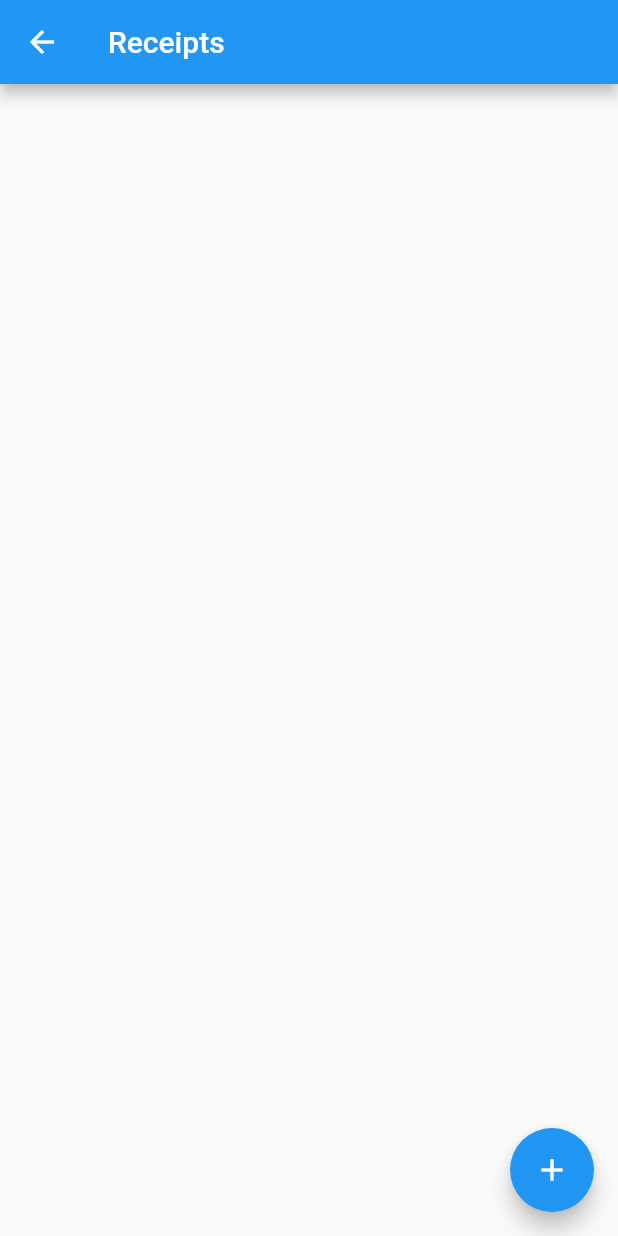
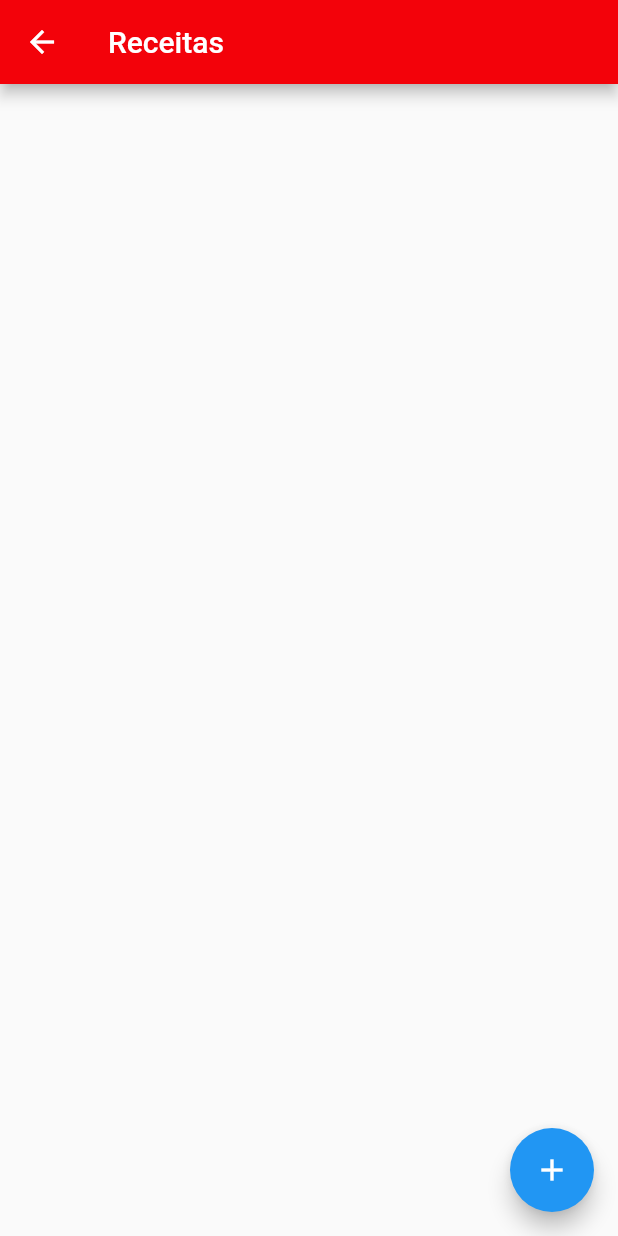
Before and after one commit to NatashaZettler/Full_Kitchen_Provider, a Flutter app: the ReceiptsList screen opened directly, on a phone screen of 412 x 824 dp. Run offline on Flutter 3.47's test engine with Material 2 defaults, Android fonts, the phone set to English and light mode, and no system bars; our stand-ins replace image_picker.

Commit message:
style(AppBar): include appbar two screens receipts and categories

```diff
--- a/lib/screens/receipts_list.dart
+++ b/lib/screens/receipts_list.dart
@@ -9,7 +9,8 @@ class ReceiptsList extends StatelessWidget {
   Widget build(BuildContext context) {
     return Scaffold(
       appBar: AppBar(
-        title: Text('Receipts'),
+        title: Text('Receitas'),
+        backgroundColor: Color.fromRGBO(243, 2, 10, 1),
       ),
       body: Consumer<Receipts>(builder: (context, receipts, child) {
         return ListView.builder(
```
Also changed, not shown: lib/screens/category_kitchen.dart (+25 -6 lines).
